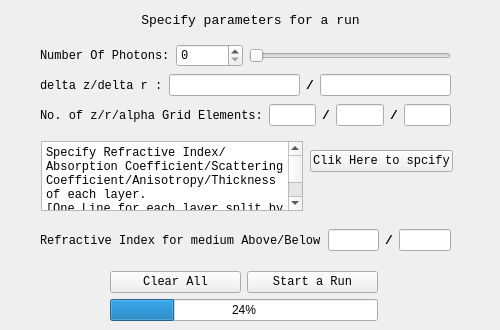
Old version of the form mainwidgets/confparas.ui in the repository SimonCqk/Photon_Propagation_Simulation.
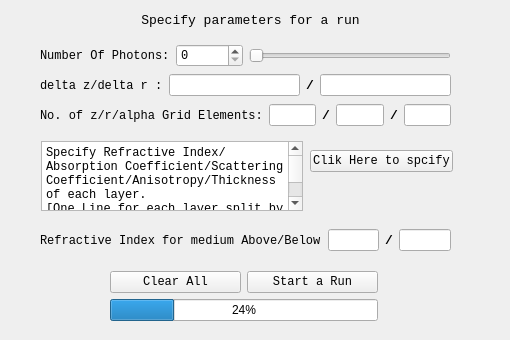
New version of the form.

What changed in the file:
```diff
--- a/mainwidgets/confparas.ui
+++ b/mainwidgets/confparas.ui
@@ -6,8 +6,8 @@
             <rect>
                 <x>0</x>
                 <y>0</y>
-                <width>500</width>
-                <height>330</height>
+    <width>510</width>
+    <height>340</height>
             </rect>
         </property>
         <property name="windowTitle">
```
Lines whose indentation alone changed are shown as unchanged.
